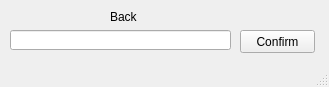
Qt form uisandassets/bfront.ui (binhscoco7565/unamed) before a commit.
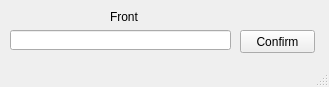
The same form after that commit.

What changed in the file:
```diff
--- a/uisandassets/bfront.ui
+++ b/uisandassets/bfront.ui
@@ -50,7 +50,7 @@
      </rect>
     </property>
     <property name="text">
-     <string>Back</string>
+     <string>Front</string>
     </property>
    </widget>
   </widget>
```
